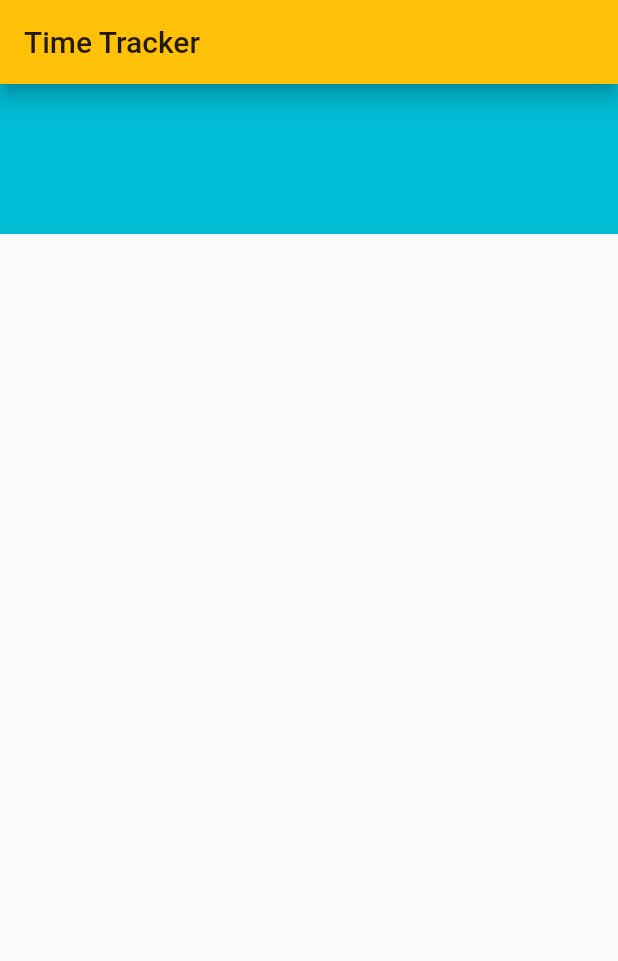
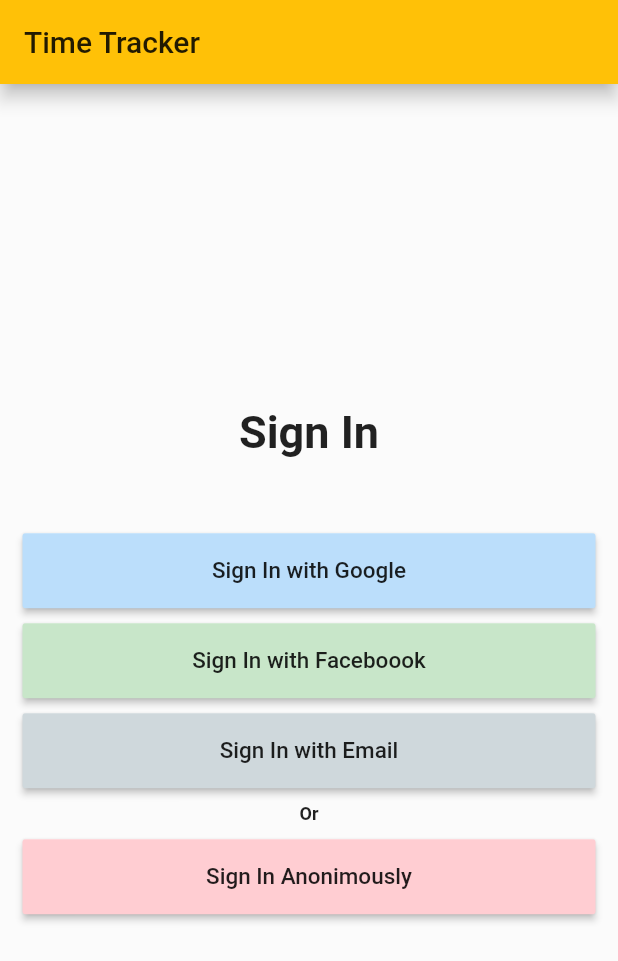
Before and after one commit to praneethambati/firstApp, a Flutter app: the screen it shows after launch, on a phone screen of 412 x 824 dp. Shown: the top 961 px of the screen. Run offline on Flutter 3.47's test engine with Material 2 defaults, Android fonts, the phone set to English and light mode, and no system bars.

Commit message:
Added signin buttons

```diff
--- a/firstApo/lib/app/Sign/sign_in_page.dart
+++ b/firstApo/lib/app/Sign/sign_in_page.dart
@@ -8,21 +8,103 @@ class SignInPage extends StatelessWidget {
           title: Text("Time Tracker"),
           elevation: 5.0,
         ),
-      body:Container(
+        body: _buildContainer());
+  }
+
+  Widget _buildContainer() {
+    return Container(
       color: Colors.white24,
+      padding: EdgeInsets.all(15.0),
       child: Column(
+        mainAxisAlignment: MainAxisAlignment.center,
         crossAxisAlignment: CrossAxisAlignment.stretch,
         children: [
-            Container(
-              color: Colors.cyan,
-              child: SizedBox(
-                width: 100,
-                height: 100,
+          Text(
+            'Sign In',
+            textAlign: TextAlign.center,
+            style: TextStyle(
+              fontWeight: FontWeight.bold,
+              fontSize: 30,
             ),
-            )
+          ),
+          SizedBox(
+            height: 50.0,
+          ),
+          SizedBox(
+            height: 50.0,
+            child: RaisedButton(
+              child: Text(
+                'Sign In with Google',
+                style: TextStyle(color: Colors.black87, fontSize: 15.0),
+              ),
+              onPressed: () {
+                print('Button Pressed');
+              },
+              color: Colors.blue[100],
+              textColor: Colors.black54,
+            ),
+          ),
+          SizedBox(
+            height: 10.0,
+          ),
+          SizedBox(
+            height: 50.0,
+            child: RaisedButton(
+              child: Text(
+                'Sign In with Faceboook',
+                style: TextStyle(color: Colors.black87, fontSize: 15.0),
+              ),
+              onPressed: () {
+                print('Button Pressed');
+              },
+              color: Colors.green[100],
+              textColor: Colors.black54,
+            ),
+          ),
+          SizedBox(
+            height: 10.0,
+          ),
+          SizedBox(
+            height: 50.0,
+            child: RaisedButton(
+              child: Text(
+                'Sign In with Email',
+                style: TextStyle(color: Colors.black87, fontSize: 15.0),
+              ),
+              onPressed: () {
+                print('Button Pressed');
+              },
+              color: Colors.blueGrey[100],
+              textColor: Colors.black54,
+            ),
+          ),
+          SizedBox(
+            height: 10.0,
+          ),
+          Text(
+            'Or',
+            textAlign: TextAlign.center,
+            style: TextStyle(fontSize: 12.0, fontWeight: FontWeight.bold),
+          ),
+          SizedBox(
+            height: 10.0,
+          ),
+          SizedBox(
+            height: 50.0,
+            child: RaisedButton(
+              child: Text(
+                'Sign In Anonimously',
+                style: TextStyle(color: Colors.black87, fontSize: 15.0),
+              ),
+              onPressed: () {
+                print('Button Pressed');
+              },
+              color: Colors.red[100],
+              textColor: Colors.black54,
+            ),
+          ),
         ],
       ),
-      )
     );
   }
 }
--- a/firstApo/pubspec.yaml
+++ b/firstApo/pubspec.yaml
@@ -48,6 +48,9 @@ flutter:
   # assets:
   #   - images/a_dot_burr.jpeg
   #   - images/a_dot_ham.jpeg
+  assets:
+  - images/google-logo.png
+  - images/facebook-logo.png
 
   # An image asset can refer to one or more resolution-specific "variants", see
   # https://flutter.dev/assets-and-images/#resolution-aware.
```
Also changed, not shown: firstApo/images/2.0x/facebook-logo.png (added), firstApo/images/2.0x/google-logo.png (added), firstApo/images/3.0x/facebook-logo.png (added), firstApo/images/3.0x/google-logo.png (added), firstApo/images/facebook-logo.png (added), firstApo/images/google-logo.png (added). Lines whose indentation alone changed are shown as unchanged.
